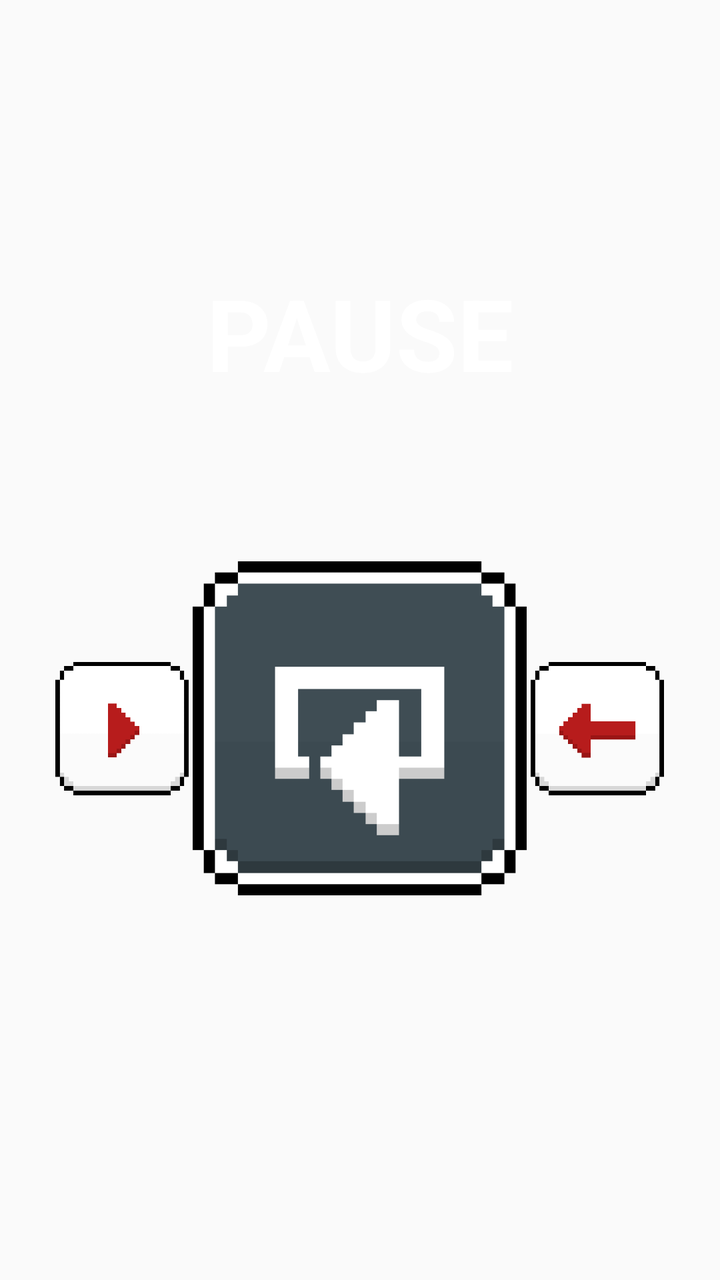
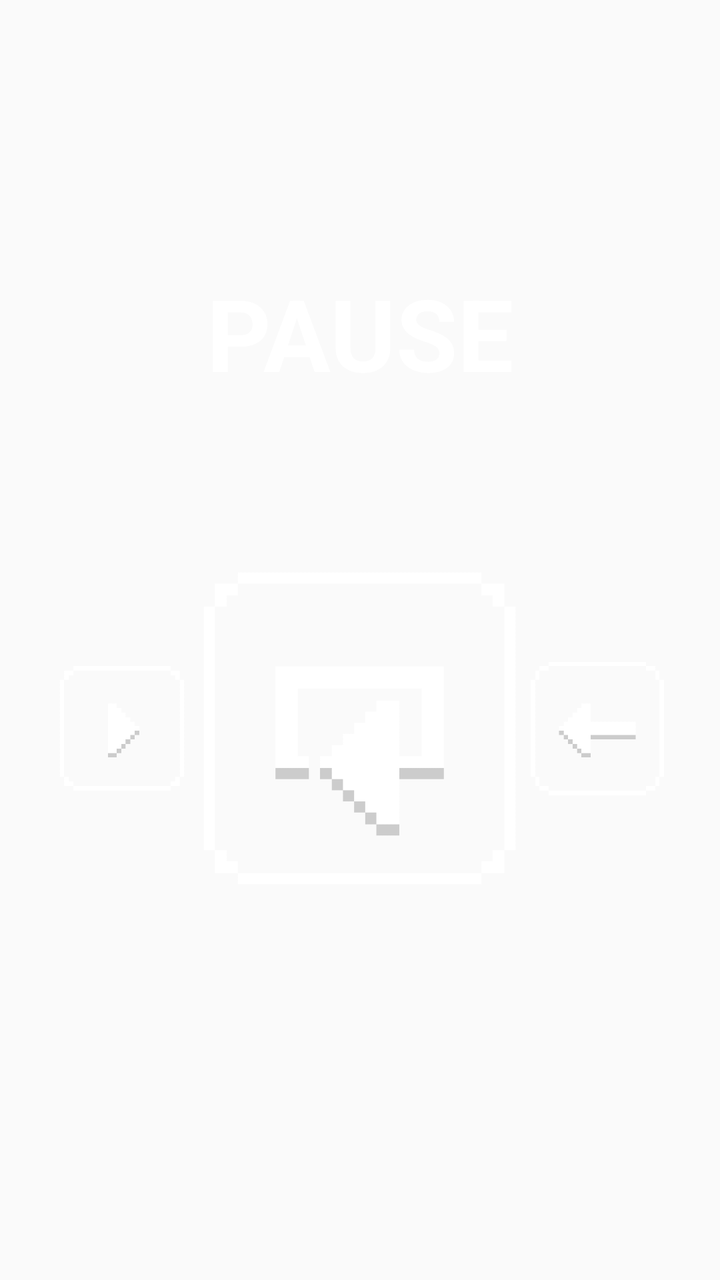

The first picture is an Android layout as it rendered before a commit; the second is the same layout after the commit. The layout source and the unified diff follow.
<!-- AndroidManifest.xml: application theme AppTheme -->
<!-- res/layout/pause_layout.xml -->
<?xml version="1.0" encoding="utf-8"?>
<LinearLayout
    xmlns:android="http://schemas.android.com/apk/res/android"

    android:id="@+id/lyt_pause"
    android:layout_width="match_parent"
    android:layout_height="match_parent"
    android:orientation="vertical"
    android:visibility="visible"
    android:gravity="center"
    android:weightSum="7">

    <TextView
        android:id="@+id/pause"
        android:layout_width="wrap_content"
        android:layout_height="0dp"
        android:layout_weight="1"
        android:text="@string/pause"
        android:textColor="@android:color/white"
        android:textSize="50dp"
        android:textStyle="bold"
        android:layout_gravity="center_horizontal" />

    <LinearLayout
        android:layout_width="match_parent"
        android:layout_height="0dp"
        android:layout_weight="3"
        android:layout_margin="10dp"
        android:orientation="horizontal"
        android:gravity="center"
        android:weightSum="10">

        <LinearLayout
            android:id="@+id/resume"
            android:clickable="true"
            android:layout_width="0dp"
            android:layout_margin = "1dp"
            android:layout_weight="2"

            android:layout_height="wrap_content">

            <ImageView
                android:layout_width="match_parent"
                android:layout_height="match_parent"
                android:src="@drawable/play"/>

        </LinearLayout>

        <LinearLayout
            android:id="@+id/retry"
            android:clickable="true"
            android:layout_width="0dp"
            android:layout_margin = "1dp"
            android:layout_weight="5"
            android:layout_height="wrap_content">

            <ImageView
                android:layout_width="match_parent"
                android:layout_height="match_parent"
                android:src="@drawable/retry"/>

        </LinearLayout>

        <LinearLayout
            android:id="@+id/back_home"
            android:clickable="true"
            android:layout_width="0dp"
            android:layout_margin = "1dp"
            android:layout_weight="2"
            android:layout_height="wrap_content">

            <ImageView
                android:layout_width="match_parent"
                android:layout_height="match_parent"
                android:src="@drawable/backhome"/>

        </LinearLayout>

    </LinearLayout>

</LinearLayout>
<!-- resources referenced by this layout -->
<resources>
  <!-- drawable backhome: png bitmap (drawable, 6807 bytes) -->
  <!-- drawable play: png bitmap (drawable, 7299 bytes) -->
  <!-- drawable retry: png bitmap (drawable, 8967 bytes) -->
  <string name="pause">PAUSE</string>
  <style name="AppTheme" parent="Theme.AppCompat.Light.DarkActionBar">
          
          <item name="colorPrimary">@color/colorPrimary</item>
          <item name="colorPrimaryDark">@color/colorPrimaryDark</item>
          <item name="colorAccent">@color/colorAccent</item>
      </style>
  <color name="colorPrimary">#B71C1C</color>
  <color name="colorPrimaryDark">#B71C1C</color>
  <color name="colorAccent">#B71C1C</color>
</resources>

<!-- the commit's change to res/layout/pause_layout.xml (unified diff, before → after) -->
@@ -42,7 +42,7 @@
             <ImageView
                 android:layout_width="match_parent"
                 android:layout_height="match_parent"
-                android:src="@drawable/play"/>
+                android:src="@drawable/play_final"/>
 
         </LinearLayout>
 
<!-- resource entries referenced after the edit -->
@@ -1,8 +1,8 @@
 <!-- resources referenced by this layout -->
 <resources>
-  <!-- drawable backhome: png bitmap (drawable, 6807 bytes) -->
-  <!-- drawable play: png bitmap (drawable, 7299 bytes) -->
-  <!-- drawable retry: png bitmap (drawable, 8967 bytes) -->
+  <!-- drawable backhome: png bitmap (drawable, 8169 bytes) -->
+  <!-- drawable play_final: png bitmap (drawable, 8595 bytes) -->
+  <!-- drawable retry: png bitmap (drawable, 9672 bytes) -->
   <string name="pause">PAUSE</string>
   <style name="AppTheme" parent="Theme.AppCompat.Light.DarkActionBar">
           
@@ -10,8 +10,8 @@
           <item name="colorPrimaryDark">@color/colorPrimaryDark</item>
           <item name="colorAccent">@color/colorAccent</item>
       </style>
-  <color name="colorPrimary">#B71C1C</color>
-  <color name="colorPrimaryDark">#B71C1C</color>
-  <color name="colorAccent">#B71C1C</color>
+  <color name="colorPrimary">#000000</color>
+  <color name="colorPrimaryDark">#000000</color>
+  <color name="colorAccent">#000000</color>
 </resources>
 
